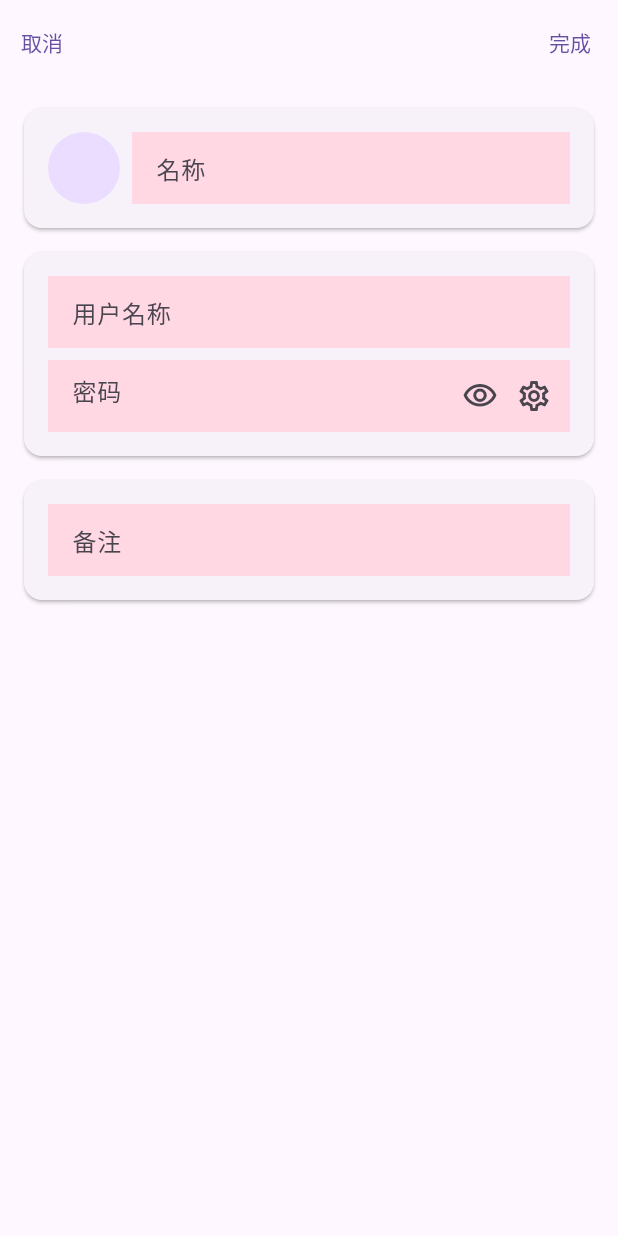
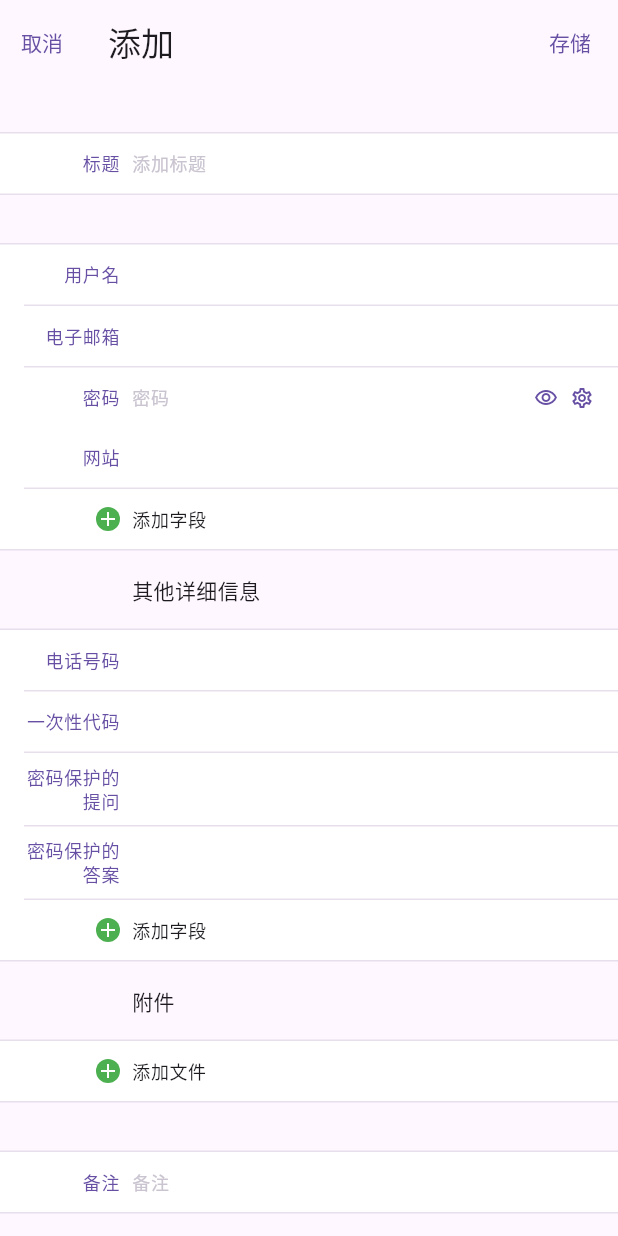
Before and after one commit to CalsRanna/pass_guard, a Flutter app: the PasswordForm screen opened directly, on a phone screen of 412 x 824 dp. Run offline on Flutter 3.47's test engine with Material 3 defaults, Android fonts, the phone set to English and light mode, and no system bars; our stand-ins replace dio, floor, google_fonts, hive_flutter, package_info_plus, sqflite; missing offline and left inert: clipboard, creator, encrypt, webdav_client; accounts and stored records are empty; generated files the repository leaves out were written again.

Commit message:
feat(form): refactor form page

```diff
--- a/lib/page/advance.dart
+++ b/lib/page/advance.dart
@@ -20,6 +20,8 @@ class Advance extends StatelessWidget {
         child: Column(
           children: [
             Card(
+              color: Theme.of(context).colorScheme.surfaceVariant,
+              elevation: 0,
               margin: EdgeInsets.zero,
               child: ListTile(
                 title: const Text('开源软件声明'),
--- a/lib/page/detail.dart
+++ b/lib/page/detail.dart
@@ -26,11 +26,14 @@ class PasswordDetail extends StatelessWidget {
             child: const Text('编辑'),
           )
         ],
+        title: const Text('密码详情'),
       ),
       body: ListView(
         padding: const EdgeInsets.all(16),
         children: [
           Card(
+            elevation: 0,
+            color: Theme.of(context).colorScheme.surfaceVariant,
             margin: EdgeInsets.zero,
             child: Padding(
               padding: const EdgeInsets.all(16.0),
@@ -54,6 +57,8 @@ class PasswordDetail extends StatelessWidget {
           ),
           const SizedBox(height: 16),
           Card(
+            elevation: 0,
+            color: Theme.of(context).colorScheme.surfaceVariant,
             margin: EdgeInsets.zero,
             child: Column(
               crossAxisAlignment: CrossAxisAlignment.start,
@@ -105,6 +110,8 @@ class PasswordDetail extends StatelessWidget {
                 children: [
                   const SizedBox(height: 16),
                   Card(
+                    elevation: 0,
+                    color: Theme.of(context).colorScheme.surfaceVariant,
                     margin: EdgeInsets.zero,
                     child: Container(
                       padding: const EdgeInsets.all(16.0),
--- a/lib/page/form.dart
+++ b/lib/page/form.dart
@@ -5,7 +5,9 @@ import 'package:password_generator/entity/password.dart';
 import 'package:password_generator/state/global.dart';
 import 'package:password_generator/state/password.dart';
 import 'package:password_generator/util/password_generator.dart';
-import 'package:password_generator/widget/text_icon.dart';
+import 'package:password_generator/widget/form_group.dart';
+import 'package:password_generator/widget/form_item.dart';
+import 'package:password_generator/widget/input.dart';
 
 class PasswordForm extends StatefulWidget {
   const PasswordForm({super.key, this.id});
@@ -19,7 +21,6 @@ class PasswordForm extends StatefulWidget {
 }
 
 class _PasswordFormState extends State<PasswordForm> {
-  final formKey = GlobalKey<FormState>();
   late TextEditingController commentController;
   String name = '';
   late TextEditingController nameController;
@@ -51,12 +52,13 @@ class _PasswordFormState extends State<PasswordForm> {
   @override
   void didChangeDependencies() {
     if (widget.id != null) {
-      final password =
+      final item =
           context.ref.watch(passwordEmitter(widget.id!).asyncData).data;
-      commentController.text = password?.comment ?? '';
-      nameController.text = password?.name ?? '';
-      usernameController.text = password?.username ?? '';
-      passwordController.text = password?.password ?? '';
+      commentController.text = item?.comment ?? '';
+      nameController.text = item?.name ?? '';
+      usernameController.text = item?.username ?? '';
+      passwordController.text = item?.password ?? '';
+      password = item?.password ?? '';
     }
     super.didChangeDependencies();
   }
@@ -72,160 +74,146 @@ class _PasswordFormState extends State<PasswordForm> {
 
   @override
   Widget build(BuildContext context) {
+    final theme = Theme.of(context);
+    final colorScheme = theme.colorScheme;
+    final surfaceVariant = colorScheme.surfaceVariant;
+    final primary = colorScheme.primary;
     return Scaffold(
       appBar: AppBar(
         actions: [
           TextButton(
-            onPressed: () => handleConfirm(context),
-            child: const Text('完成'),
+            onPressed: handleConfirm,
+            child: const Text('存储'),
           )
         ],
         leading: TextButton(
-          onPressed: () => handlePop(context),
+          onPressed: handlePop,
           child: const Text('取消'),
         ),
+        title: Text(widget.id == null ? '添加' : '修改'),
       ),
-      body: Form(
-        key: formKey,
-        child: ListView(
-          padding: const EdgeInsets.all(16),
+      body: ListView(
         children: [
-            Card(
-              margin: EdgeInsets.zero,
-              child: Padding(
-                padding: const EdgeInsets.all(16.0),
-                child: Row(
-                  crossAxisAlignment: CrossAxisAlignment.start,
-                  children: [
-                    TextIcon(size: const Size.square(48), text: name),
-                    const SizedBox(width: 8),
-                    Expanded(
-                      child: TextFormField(
-                        controller: nameController,
-                        decoration: InputDecoration(
-                          border: InputBorder.none,
-                          fillColor:
-                              Theme.of(context).colorScheme.tertiaryContainer,
-                          filled: true,
-                          hintText: '名称',
-                        ),
-                        validator: (value) {
-                          if (value == null || value.isEmpty) {
-                            return '名称不能为空';
-                          }
-                          return null;
+          FormGroup(
+            child: FormItem(
+              label: '标题',
+              child: Input(
+                initValue: name,
+                placeholder: '添加标题',
+                onChanged: (value) {
+                  setState(() {
+                    name = value;
+                  });
                 },
-                      ),
-                    )
-                  ],
               ),
             ),
           ),
-            const SizedBox(height: 16),
-            Card(
-              margin: EdgeInsets.zero,
-              child: Padding(
-                padding: const EdgeInsets.all(16.0),
-                child: Wrap(
-                  runSpacing: 8,
+          FormGroup(
+            child: Column(
               children: [
-                    TextFormField(
-                      controller: usernameController,
-                      decoration: InputDecoration(
-                        border: InputBorder.none,
-                        fillColor:
-                            Theme.of(context).colorScheme.tertiaryContainer,
-                        filled: true,
-                        hintText: '用户名称',
+                FormItem(
+                  label: '用户名',
+                  child: Input(controller: usernameController),
                 ),
-                      validator: (value) {
-                        if (value == null || value.isEmpty) {
-                          return '用户名称不能为空';
-                        }
-                        return null;
-                      },
+                Divider(height: 1, color: surfaceVariant),
+                FormItem(
+                  label: '电子邮箱',
+                  child: Input(controller: usernameController),
                 ),
-                    TextFormField(
+                Divider(height: 1, color: surfaceVariant),
+                FormItem(
+                  label: '密码',
+                  child: Row(
+                    children: [
+                      Expanded(
+                        child: Input(
                           controller: passwordController,
-                      decoration: InputDecoration(
-                        border: InputBorder.none,
-                        fillColor:
-                            Theme.of(context).colorScheme.tertiaryContainer,
-                        filled: true,
-                        hintText: '密码',
-                        suffixIcon: Wrap(
-                          crossAxisAlignment: WrapCrossAlignment.center,
-                          children: [
+                          placeholder: '密码',
+                          type:
+                              obscureText ? InputType.password : InputType.text,
+                        ),
+                      ),
                       GestureDetector(
                         onTap: switchObscureText,
                         child: Icon(
                           obscureText
                               ? Icons.visibility_outlined
                               : Icons.visibility_off_outlined,
+                          color: primary,
+                          size: 16,
                         ),
                       ),
-                            IconButton(
-                              icon: const Icon(Icons.settings_outlined),
-                              onPressed: toggleGenerator,
+                      const SizedBox(width: 8),
+                      GestureDetector(
+                        onTap: toggleGenerator,
+                        child: Icon(
+                          Icons.settings_outlined,
+                          color: primary,
+                          size: 16,
                         ),
+                      ),
+                      const SizedBox(width: 16),
                     ],
                   ),
                 ),
-                      obscureText: obscureText,
-                      validator: (value) {
-                        if (value == null || value.isEmpty) {
-                          return '密码不能为空';
-                        }
-                        return null;
-                      },
-                    ),
-                    const SizedBox(height: 16),
                 _PasswordGenerator(
                   password: password,
                   showGenerator: showGenerator,
                   onGenerated: handleGenerated,
                 ),
+                FormItem(
+                  label: '网站',
+                  child: Input(
+                    controller: usernameController,
+                  ),
+                ),
+                Divider(height: 1, color: surfaceVariant),
+                const _InsertField(label: '添加字段'),
               ],
             ),
           ),
+          FormGroup(
+            title: '其他详细信息',
+            child: Column(
+              children: [
+                FormItem(
+                  label: '电话号码',
+                  child: Input(controller: nameController),
                 ),
-            const SizedBox(height: 16),
-            Card(
-              margin: EdgeInsets.zero,
-              child: Padding(
-                padding: const EdgeInsets.all(16.0),
-                child: Column(
-                  crossAxisAlignment: CrossAxisAlignment.start,
-                  children: [
-                    TextFormField(
-                      controller: commentController,
-                      decoration: InputDecoration(
-                        border: InputBorder.none,
-                        fillColor:
-                            Theme.of(context).colorScheme.tertiaryContainer,
-                        filled: true,
-                        hintText: '备注',
+                Divider(height: 1, color: surfaceVariant),
+                FormItem(
+                  label: '一次性代码',
+                  child: Input(controller: nameController),
                 ),
+                Divider(height: 1, color: surfaceVariant),
+                FormItem(
+                  label: '密码保护的提问',
+                  child: Input(controller: nameController),
                 ),
+                Divider(height: 1, color: surfaceVariant),
+                FormItem(
+                  label: '密码保护的答案',
+                  child: Input(controller: nameController),
+                ),
+                Divider(height: 1, color: surfaceVariant),
+                const _InsertField(label: '添加字段'),
               ],
             ),
           ),
+          const FormGroup(
+            title: '附件',
+            child: _InsertField(label: '添加文件'),
           ),
-            const SizedBox(height: 16),
-            if (widget.id != null)
-              TextButton(
-                onPressed: () => handleDelete(context),
-                child: const Text(
-                  '删除',
-                  style: TextStyle(
-                    color: Colors.red,
-                    fontSize: 16,
-                    fontWeight: FontWeight.w600,
+          FormGroup(
+            child: FormItem(
+              label: '备注',
+              child: Input(controller: commentController, placeholder: '备注'),
             ),
           ),
-              )
+          const FormGroup(
+            child: _InsertField(label: '添加小节'),
+          ),
         ],
-        ),
       ),
     );
   }
@@ -236,21 +224,21 @@ class _PasswordFormState extends State<PasswordForm> {
     });
   }
 
-  void handleConfirm(BuildContext context) async {
+  void handleConfirm() async {
     final ref = context.ref;
-    if (formKey.currentState!.validate()) {
-      var password = Password(
+    var record = Password(
       comment: commentController.text,
-        name: nameController.text,
+      name: name,
       username: usernameController.text,
-        password: passwordController.text,
+      password: password,
     );
+    print(name);
     final router = Navigator.of(context);
     final database = await context.ref.read(databaseEmitter);
     if (widget.id == null) {
-        await database.passwordDao.insertPassword(password);
+      await database.passwordDao.insertPassword(record);
     } else {
-        final newPassword = password.copyWith(id: widget.id);
+      final newPassword = record.copyWith(id: widget.id);
       await database.passwordDao.updatePassword(newPassword);
       ref.emit(passwordEmitter(widget.id!), newPassword);
     }
@@ -262,9 +250,8 @@ class _PasswordFormState extends State<PasswordForm> {
     ref.emit(allPasswordsEmitter, passwords);
     router.pop();
   }
-  }
 
-  void handlePop(BuildContext context) {
+  void handlePop() {
     Navigator.of(context).pop();
   }
 
@@ -290,7 +277,7 @@ class _PasswordFormState extends State<PasswordForm> {
       context: context,
       builder: (context) => AlertDialog(
         title: Text('你确定要删除“$name”吗?'),
-        content: const Text('此项目将被立即移除，并且无法再次找回。'),
+        content: const Text('此密码将被立即移除，并且无法再次找回。'),
         actions: [
           TextButton(
               onPressed: () => cancelDelete(context), child: const Text('取消')),
@@ -356,11 +343,18 @@ class __PasswordGeneratorState extends State<_PasswordGenerator> {
   Widget build(BuildContext context) {
     Widget child = const SizedBox();
     if (widget.showGenerator) {
-      child = Column(
+      child = Card(
+        color: Theme.of(context).colorScheme.surfaceVariant,
+        elevation: 0,
+        margin: EdgeInsets.zero,
+        child: Padding(
+          padding: const EdgeInsets.all(16.0),
+          child: Column(
             children: [
               Container(
                 decoration: BoxDecoration(
-              border: Border.all(color: Theme.of(context).colorScheme.tertiary),
+                  border: Border.all(
+                      color: Theme.of(context).colorScheme.onSurfaceVariant),
                   borderRadius: BorderRadius.circular(4),
                 ),
                 padding: const EdgeInsets.only(left: 8),
@@ -411,10 +405,12 @@ class __PasswordGeneratorState extends State<_PasswordGenerator> {
                 ],
               ),
             ],
+          ),
+        ),
       );
     }
     return AnimatedSwitcher(
-      duration: const Duration(milliseconds: 100),
+      duration: const Duration(milliseconds: 200),
       child: child,
     );
   }
@@ -473,3 +469,36 @@ class __PasswordGeneratorState extends State<_PasswordGenerator> {
     widget.onGenerated?.call(password);
   }
 }
+
+class _InsertField extends StatefulWidget {
+  const _InsertField({required this.label});
+
+  final String label;
+
+  @override
+  State<_InsertField> createState() => __InsertFieldState();
+}
+
+class __InsertFieldState extends State<_InsertField> {
+  @override
+  Widget build(BuildContext context) {
+    final theme = Theme.of(context);
+    final textTheme = theme.textTheme;
+    final bodySmall = textTheme.bodySmall;
+    return FormItem(
+      label: '',
+      leading: Align(
+        alignment: Alignment.centerRight,
+        child: Container(
+          decoration: const BoxDecoration(
+            shape: BoxShape.circle,
+            color: Colors.green,
+          ),
+          padding: const EdgeInsets.symmetric(vertical: 4),
+          child: const Icon(Icons.add, color: Colors.white, size: 16),
+        ),
+      ),
+      child: Text(widget.label, style: bodySmall),
+    );
+  }
+}
--- a/lib/page/setting.dart
+++ b/lib/page/setting.dart
@@ -24,6 +24,8 @@ class Setting extends StatelessWidget {
           children: [
             const SettingLabel(label: '加密'),
             Card(
+              color: Theme.of(context).colorScheme.surfaceVariant,
+              elevation: 0,
               margin: EdgeInsets.zero,
               child: Column(
                 children: [
@@ -44,6 +46,8 @@ class Setting extends StatelessWidget {
             ),
             const SizedBox(height: 16),
             Card(
+              color: Theme.of(context).colorScheme.surfaceVariant,
+              elevation: 0,
               margin: EdgeInsets.zero,
               child: ListTile(
                 title: const Text('WebDAV'),
@@ -53,6 +57,8 @@ class Setting extends StatelessWidget {
             ),
             const SizedBox(height: 16),
             Card(
+              color: Theme.of(context).colorScheme.surfaceVariant,
+              elevation: 0,
               margin: EdgeInsets.zero,
               child: ListTile(
                 title: const Text('高级'),
--- a/lib/page/webdav.dart
+++ b/lib/page/webdav.dart
@@ -33,6 +33,8 @@ class _WebDAVState extends State<WebDAV> {
           children: [
             const SettingLabel(label: '配置'),
             Card(
+              color: Theme.of(context).colorScheme.surfaceVariant,
+              elevation: 0,
               margin: EdgeInsets.zero,
               child: Column(
                 children: [
@@ -89,6 +91,8 @@ class _WebDAVState extends State<WebDAV> {
             ),
             const SizedBox(height: 16),
             Card(
+              color: Theme.of(context).colorScheme.surfaceVariant,
+              elevation: 0,
               margin: EdgeInsets.zero,
               child: Watcher((context, ref, _) {
                 return ListTile(
--- /dev/null
+++ b/lib/widget/form_group.dart
@@ -0,0 +1,37 @@
+import 'package:flutter/material.dart';
+
+class FormGroup extends StatelessWidget {
+  const FormGroup({super.key, this.title, required this.child});
+
+  final String? title;
+  final Widget child;
+
+  @override
+  Widget build(BuildContext context) {
+    final theme = Theme.of(context);
+    final textTheme = theme.textTheme;
+    final bodyMedium = textTheme.bodyMedium;
+    final colorScheme = theme.colorScheme;
+    final surfaceVariant = colorScheme.surfaceVariant;
+    final borderSide = BorderSide(color: surfaceVariant);
+    return Column(
+      crossAxisAlignment: CrossAxisAlignment.start,
+      children: [
+        Padding(
+          padding: const EdgeInsets.only(left: 88, top: 16, bottom: 16),
+          child: title != null
+              ? Text(title!, style: bodyMedium)
+              : const SizedBox(),
+        ),
+        Container(
+          decoration: BoxDecoration(
+            border: Border(top: borderSide, bottom: borderSide),
+            color: Colors.white,
+          ),
+          padding: const EdgeInsets.only(left: 16),
+          child: child,
+        ),
+      ],
+    );
+  }
+}
--- /dev/null
+++ b/lib/widget/form_item.dart
@@ -0,0 +1,43 @@
+import 'package:flutter/material.dart';
+
+class FormItem extends StatelessWidget {
+  const FormItem({
+    super.key,
+    required this.label,
+    this.leading,
+    this.labelWidth = 64,
+    required this.child,
+  });
+
+  final String label;
+  final Widget? leading;
+  final double labelWidth;
+  final Widget child;
+
+  @override
+  Widget build(BuildContext context) {
+    final theme = Theme.of(context);
+    final textTheme = theme.textTheme;
+
+    return Padding(
+      padding: const EdgeInsets.symmetric(vertical: 8.0),
+      child: Row(
+        children: [
+          SizedBox(
+            width: labelWidth,
+            child: leading ??
+                Text(
+                  label,
+                  style: textTheme.bodySmall?.copyWith(
+                    color: theme.colorScheme.primary,
+                  ),
+                  textAlign: TextAlign.end,
+                ),
+          ),
+          const SizedBox(width: 8),
+          Expanded(child: child)
+        ],
+      ),
+    );
+  }
+}
--- /dev/null
+++ b/lib/widget/input.dart
@@ -0,0 +1,88 @@
+import 'package:flutter/material.dart';
+
+/// A widget that represents an input field.
+///
+/// The input field can be used to collect user input.
+/// It has properties such as [controller] to control the input value,
+/// [placeholder] to display a hint text, and [validator] to validate the input value.
+class Input extends StatefulWidget {
+  const Input({
+    super.key,
+    this.controller,
+    this.initValue,
+    this.placeholder,
+    this.type = InputType.text,
+    this.onChanged,
+  });
+
+  final TextEditingController? controller;
+  final String? initValue;
+  final String? placeholder;
+  final InputType type;
+  final void Function(String)? onChanged;
+
+  @override
+  State<Input> createState() => _InputState();
+}
+
+class _InputState extends State<Input> {
+  String placeholder = '';
+
+  /// Builds a container with a text form field.
+  ///
+  /// The container has a border at the bottom with the color specified by the [outline] property in the current [Theme].
+  /// It also applies padding to all sides of the container.
+  /// The text form field is created with the provided [controller] and [placeholder].
+  /// The [validator] function is used to validate the input value.
+  @override
+  Widget build(BuildContext context) {
+    final theme = Theme.of(context);
+    final colorScheme = theme.colorScheme;
+    final outlineVariant = colorScheme.outlineVariant;
+    final textTheme = theme.textTheme;
+    final bodySmall = textTheme.bodySmall;
+    final bodyMedium = textTheme.bodyMedium;
+    return Stack(
+      children: [
+        Padding(
+          padding: const EdgeInsets.symmetric(vertical: 4),
+          child: Text(
+            placeholder,
+            style: bodySmall?.copyWith(color: outlineVariant),
+          ),
+        ),
+        TextFormField(
+          initialValue: widget.initValue,
+          cursorHeight: 16,
+          decoration: const InputDecoration.collapsed(hintText: null),
+          obscureText: widget.type == InputType.password,
+          style: bodyMedium,
+          onChanged: handleChanged,
+        ),
+      ],
+    );
+  }
+
+  @override
+  void initState() {
+    super.initState();
+    updatePlaceholder(widget.initValue);
+  }
+
+  void updatePlaceholder(String? value) {
+    setState(() {
+      if (value != null && value.isNotEmpty) {
+        placeholder = '';
+      } else {
+        placeholder = widget.placeholder ?? '';
+      }
+    });
+  }
+
+  void handleChanged(String value) {
+    updatePlaceholder(value);
+    widget.onChanged?.call(value);
+  }
+}
+
+enum InputType { password, text }
--- a/lib/widget/password_item.dart
+++ b/lib/widget/password_item.dart
@@ -160,10 +160,10 @@ class _ToolBar extends StatelessWidget {
     return Material(
       child: Container(
         alignment: Alignment.center,
-        child: PhysicalModel(
-          borderRadius: BorderRadius.circular(8),
+        decoration: BoxDecoration(
+          borderRadius: BorderRadius.circular(12),
           color: Colors.white,
-          elevation: 4,
+        ),
         child: Padding(
           padding: const EdgeInsets.all(0),
           child: Row(
@@ -179,7 +179,6 @@ class _ToolBar extends StatelessWidget {
           ),
         ),
       ),
-      ),
     );
   }
 }
```
Also changed, not shown: pubspec.lock, 1 other file. Lines whose indentation alone changed are shown as unchanged.
